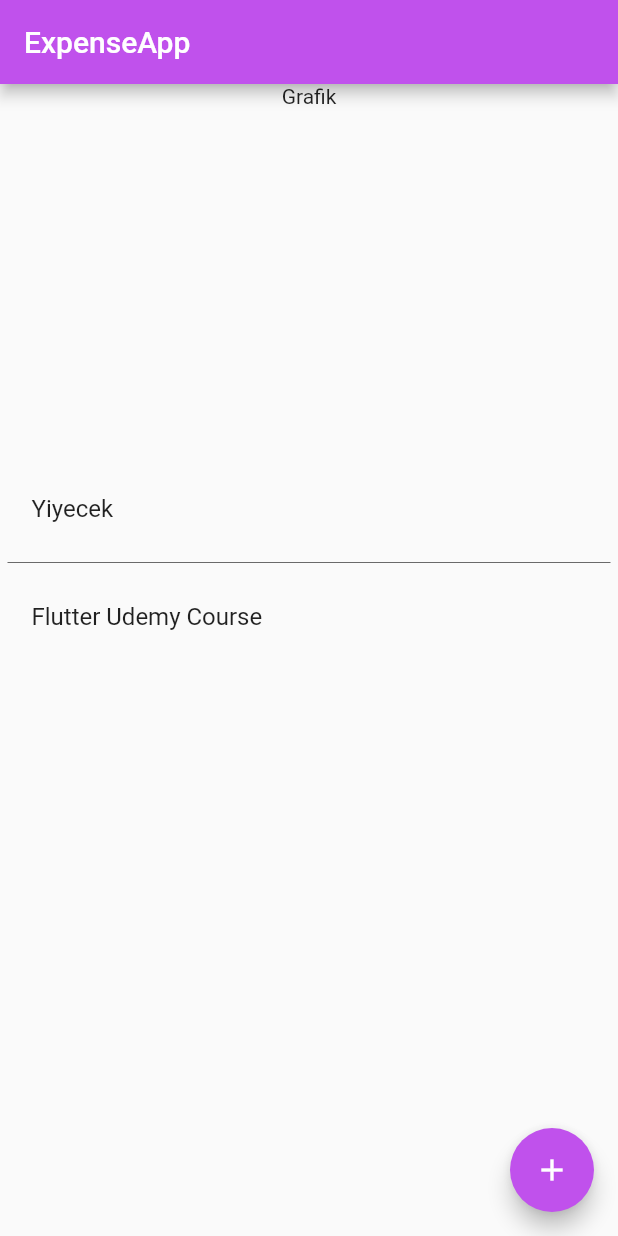
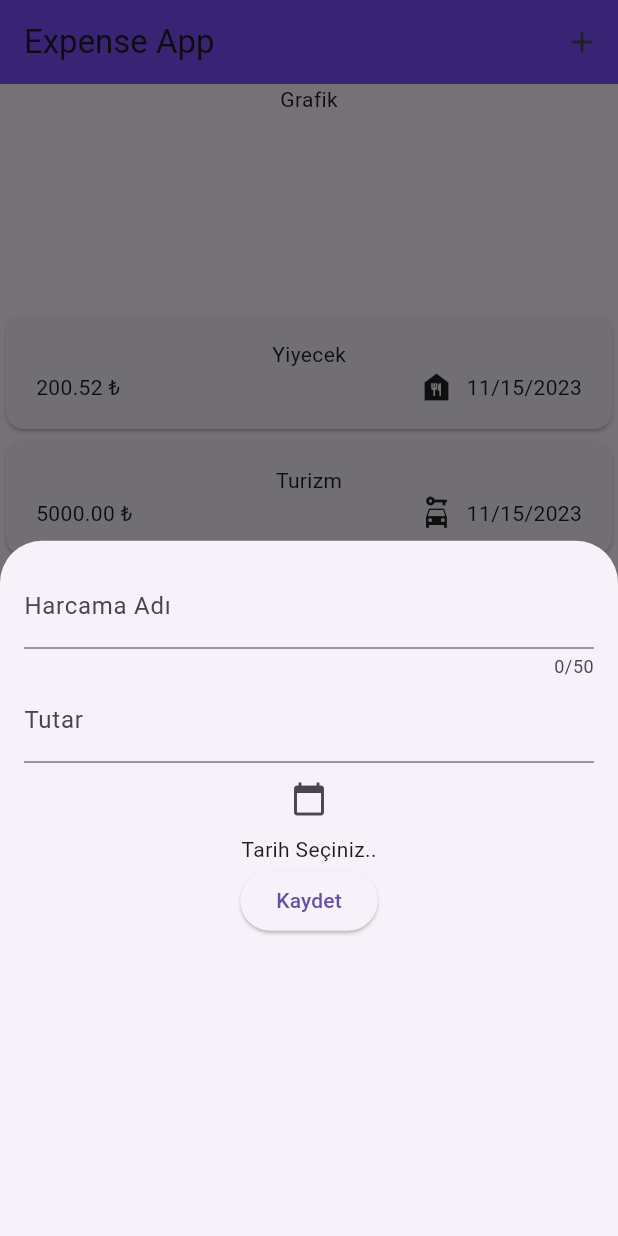
Before and after one commit to beyzaerten/expenseapp, a Flutter app: the screen it shows after launch, after a tap on the "add" icon, on a phone screen of 412 x 824 dp. Run offline on Flutter 3.47's test engine with Material 2 defaults, Android fonts, the phone set to English and light mode, and no system bars.

Commit message:
DatePicker

```diff
--- a/lib/main.dart
+++ b/lib/main.dart
@@ -1,21 +1,12 @@
 import 'package:expenseapp/pages/expense_list.dart';
+import 'package:expenseapp/pages/main_page.dart';
 import 'package:flutter/material.dart';
 
 // Single Responsibility
 void main() {
-  runApp(MaterialApp(
-    debugShowCheckedModeBanner: false,
-    home: Scaffold(
-      appBar: AppBar(
-        backgroundColor: const Color.fromARGB(255, 192, 81, 236),
-        title: const Text("ExpenseApp"),
-      ),
-      body: const ExpenseList(),
-      floatingActionButton: FloatingActionButton(
-        backgroundColor: const Color.fromARGB(255, 192, 81, 236),
-        child: const Icon(Icons.add),
-        onPressed: () {},
-      ),
-    ),
-  ));
+  runApp(
+    MaterialApp(theme: ThemeData(useMaterial3: true), home: const MainPage()),
+  );
 }
+
+// modelleme => üzerinde çalışılacak yapıların uygulamada nesne haline getirilmesi
--- a/lib/models/expense.dart
+++ b/lib/models/expense.dart
@@ -1,20 +1,49 @@
+// identifier => kimlik belirleyici (id)
+
+import 'package:flutter/foundation.dart';
+import 'package:flutter/material.dart';
+import 'package:intl/intl.dart';
 import 'package:uuid/uuid.dart';
 
 const uuid = Uuid();
 
 enum Category { food, education, travel, work }
 
+const categoryIcons = {
+  Category.food: Icons.food_bank,
+  Category.education: Icons.cast_for_education,
+  Category.travel: Icons.car_rental,
+  Category.work: Icons.business
+};
+
 class Expense {
+  Expense(
+      {required this.name,
+      required this.price,
+      required this.date,
+      required this.category})
+      : id = uuid.v4();
+  // ctor'da bir değeri almak yerine değer atamak
+
   final String id;
   final String name;
   final double price;
   final DateTime date;
   final Category category;
 
-  Expense(
-      {required this.name,
-      required this.price,
-      required this.date,
-      required this.category})
-      : id = uuid.v4();
+  // getter method => bir değişken gibi davranır
+  // setter method => bir değişkenin değerini değiştiren method
+
+  String get formattedDate {
+    var formatter = DateFormat.yMd();
+    return formatter.format(date);
+  }
 }
+// e31d96a6-f15e-4787-ad2d-9d3965218523, Yemek, 50
+// a975e32a-999b-47ac-ae73-929a66dd216c, Yemek, 50
+// 28386049-6721-4bcb-adda-061a02020a42, Yemek, 50
+// uuid , guid =>
+// flutter'a paket ekleme
+
+// Enums
+// Enumerated Type
--- a/lib/pages/expense_list.dart
+++ b/lib/pages/expense_list.dart
@@ -1,4 +1,5 @@
 import 'package:expenseapp/models/expense.dart';
+import 'package:expenseapp/widgets/expense_item.dart';
 import 'package:flutter/material.dart';
 
 class ExpenseList extends StatefulWidget {
@@ -9,42 +10,47 @@ class ExpenseList extends StatefulWidget {
 }
 
 class _ExpenseListState extends State<ExpenseList> {
-  //dummy data
-
+  // dummy data
   final List<Expense> expenses = [
     Expense(
         name: "Yiyecek",
-        price: 200,
+        price: 200.524,
         date: DateTime.now(),
         category: Category.food),
     Expense(
-        name: 'Flutter Udemy Course',
+        name: "Turizm",
+        price: 5000,
+        date: DateTime.now(),
+        category: Category.travel),
+    Expense(
+        name: "Flutter Udemy Course",
         price: 200,
         date: DateTime.now(),
-        category: Category.education)
-  ];
+        category: Category.education),
+  ]; // firebase,veritabanı
 
   @override
   Widget build(BuildContext context) {
-    return Column(
+    return Center(
+      child: Column(
+        mainAxisAlignment: MainAxisAlignment.center,
+        crossAxisAlignment: CrossAxisAlignment.center,
         children: [
-        const SizedBox(height: 250, child: Text("Grafik")),
+          const SizedBox(
+            height: 150,
+            child: Text("Grafik"),
+          ),
           Expanded(
-          child: ListView.separated(
-            padding: const EdgeInsets.all(5),
+            child: ListView.builder(
               itemCount: expenses.length,
               itemBuilder: (context, index) {
-              return ListTile(
-                title: Text(expenses[index].name),
-              );
+                return ExpenseItem(expenses[index]);
               },
-            separatorBuilder: (BuildContext context, int index) =>
-                const Divider(
-              color: Color.fromARGB(255, 106, 106, 106),
             ),
           ),
-        )
         ],
+      ),
     );
   }
 }
+// Topbar eklemek vs..
--- /dev/null
+++ b/lib/pages/main_page.dart
@@ -0,0 +1,26 @@
+import 'package:expenseapp/pages/expense_list.dart';
+import 'package:expenseapp/widgets/new_expense.dart';
+import 'package:flutter/material.dart';
+
+class MainPage extends StatelessWidget {
+  const MainPage({Key? key}) : super(key: key);
+
+  @override
+  Widget build(BuildContext context) {
+    return Scaffold(
+      appBar: AppBar(
+        backgroundColor: Colors.deepPurpleAccent,
+        title: const Text("Expense App"),
+        actions: [
+          IconButton(
+              onPressed: () {
+                showModalBottomSheet(
+                    context: context, builder: (ctx) => NewExpense());
+              },
+              icon: const Icon(Icons.add)),
+        ],
+      ),
+      body: ExpenseList(),
+    );
+  }
+}
--- /dev/null
+++ b/lib/widgets/expense_item.dart
@@ -0,0 +1,32 @@
+import 'package:expenseapp/models/expense.dart';
+import 'package:flutter/material.dart';
+
+// 10:05
+class ExpenseItem extends StatelessWidget {
+  const ExpenseItem(this.expense, {Key? key}) : super(key: key);
+  final Expense expense;
+
+  @override
+  Widget build(BuildContext context) {
+    return Card(
+      child: Padding(
+        padding: const EdgeInsets.symmetric(horizontal: 20, vertical: 16),
+        child: Column(
+          children: [
+            Text(expense.name),
+            Row(
+              children: [
+                // String Interpolation
+                Text("${expense.price.toStringAsFixed(2)} ₺"), // Alt GR + T
+                const Spacer(),
+                Icon(categoryIcons[expense.category]),
+                const SizedBox(width: 8),
+                Text(expense.formattedDate)
+              ],
+            )
+          ],
+        ),
+      ),
+    );
+  }
+}
--- /dev/null
+++ b/lib/widgets/new_expense.dart
@@ -0,0 +1,76 @@
+import 'package:flutter/material.dart';
+import 'package:intl/intl.dart';
+
+class NewExpense extends StatefulWidget {
+  const NewExpense({Key? key}) : super(key: key);
+
+  @override
+  _NewExpenseState createState() => _NewExpenseState();
+}
+
+class _NewExpenseState extends State<NewExpense> {
+  // Controller
+  final _nameController = TextEditingController();
+  final _amountController = TextEditingController();
+  DateTime? _selectedDate; // Seçilen tarihi saklamak için değişken
+
+  @override
+  Widget build(BuildContext context) {
+    return Padding(
+      padding: const EdgeInsets.all(16),
+      child: Column(
+        children: [
+          TextField(
+            controller: _nameController,
+            maxLength: 50,
+            decoration: const InputDecoration(labelText: "Harcama Adı"),
+          ),
+          TextField(
+            controller: _amountController,
+            keyboardType: TextInputType.number,
+            decoration: const InputDecoration(
+              labelText: "Tutar",
+              prefixText: "₺",
+            ),
+          ),
+          IconButton(
+            onPressed: () async {
+              // Tarih seçiciyi göster ve kullanıcının bir tarih seçmesini bekle
+              DateTime? pickedDate = await showDatePicker(
+                context: context,
+                initialDate: DateTime.now(),
+                firstDate: DateTime(2000),
+                lastDate: DateTime(2101),
+              );
+
+              // Kullanıcı bir tarih seçtiyse seçilen tarihi güncelle
+              if (pickedDate != null && pickedDate != _selectedDate) {
+                setState(() {
+                  _selectedDate = pickedDate;
+                });
+              }
+            },
+            icon: const Icon(Icons.calendar_today),
+          ),
+          Text(
+            _selectedDate == null
+                ? "Tarih Seçiniz.."
+                : "Seçilen Tarih: ${DateFormat('dd/MM/yyyy').format(_selectedDate!)}",
+          ),
+          ElevatedButton(
+            onPressed: () {
+              // Buton basımını işle, _selectedDate'i gerektiği gibi kullanın
+              if (_selectedDate != null) {
+                print("Kayıt başarılı: ${_nameController.text}");
+                print("Seçilen Tarih: ${DateFormat('dd/MM/yyyy').format(_selectedDate!)}");
+              } else {
+                print("Lütfen bir tarih seçin.");
+              }
+            },
+            child: const Text("Kaydet"),
+          ),
+        ],
+      ),
+    );
+  }
+}
--- a/pubspec.yaml
+++ b/pubspec.yaml
@@ -36,6 +36,7 @@ dependencies:
   # Use with the CupertinoIcons class for iOS style icons.
   cupertino_icons: ^1.0.2
   uuid: ^4.2.1
+  intl: ^0.18.1
 
 dev_dependencies:
   flutter_test:
```
Also changed, not shown: pubspec.lock. Lines whose indentation alone changed are shown as unchanged.
